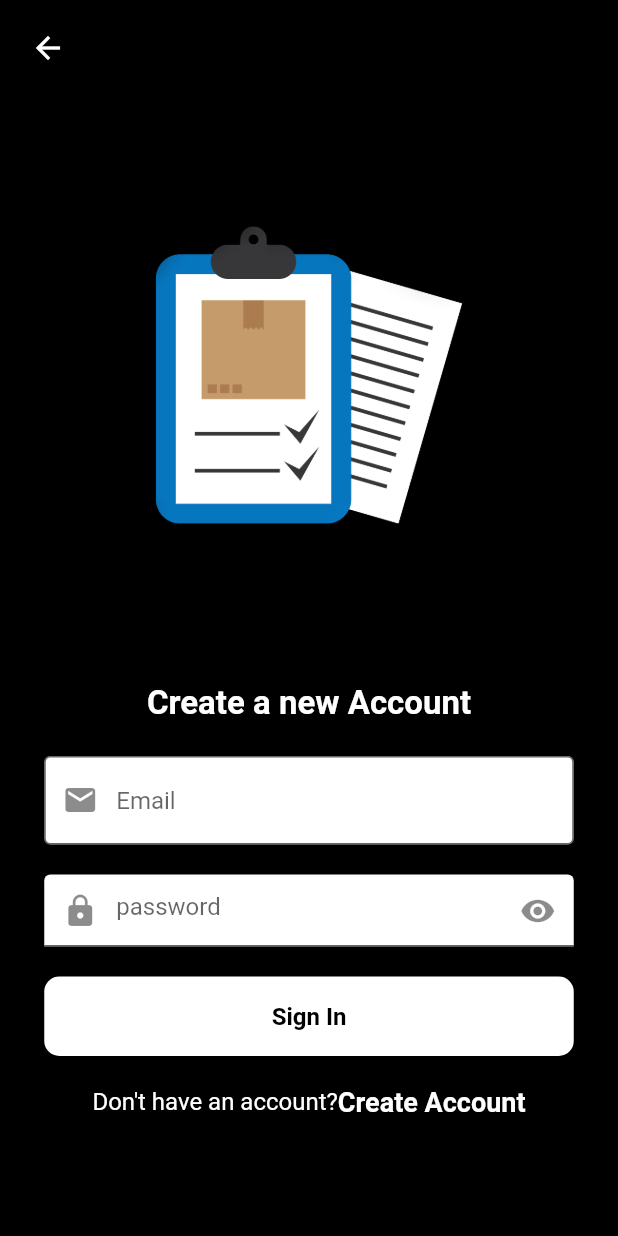
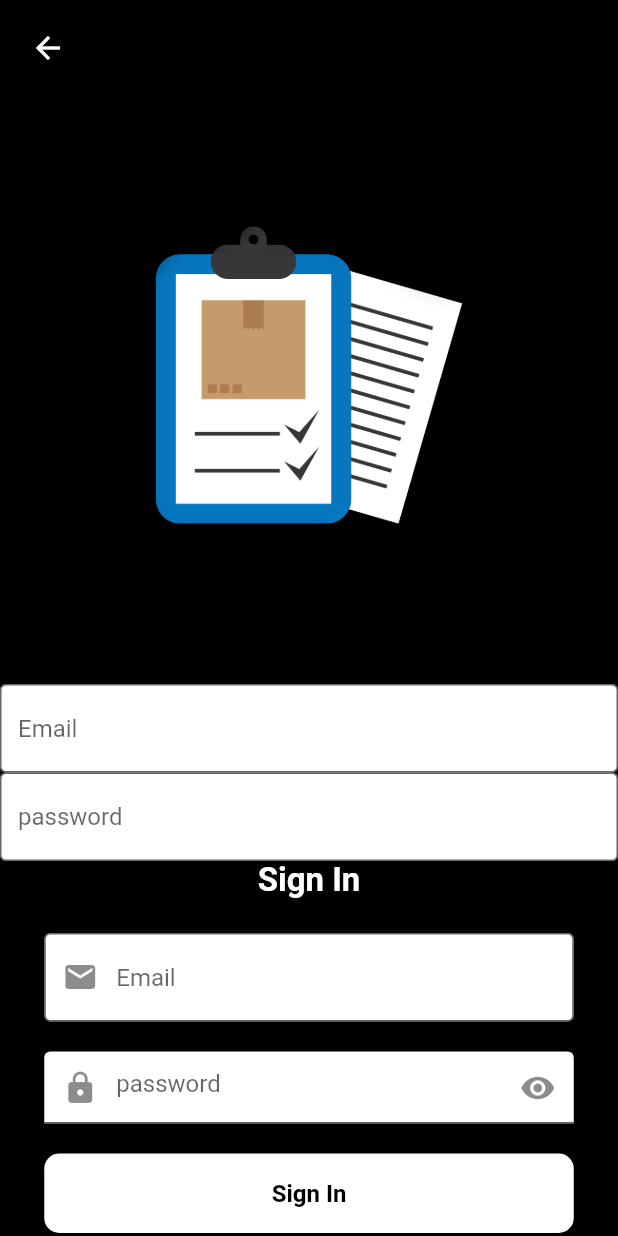
Before and after one commit to prituljogiya/todoapp, a Flutter app: the screen it shows after launch, after a tap on "Sign In", on a phone screen of 412 x 824 dp. Run offline on Flutter 3.47's test engine with Material 2 defaults, Android fonts, the light colour scheme and no system bars; our stand-ins replace cloud_firestore, firebase_core, google_fonts; missing offline and left inert: flutter_gif; accounts and stored records are empty.

```diff
--- a/lib/screens/home_screen.dart
+++ b/lib/screens/home_screen.dart
@@ -85,7 +85,7 @@ class _HomeScreenState extends State<HomeScreen> {
                 builder: (context) => NoteEditorScreen(),
               ));
         },
-        label: Text(" Add Note"),
+      label:Text("Add note"),
         icon: Icon(Icons.add),
       ),
     );
--- a/lib/screens/login_screen.dart
+++ b/lib/screens/login_screen.dart
@@ -1,6 +1,7 @@
 import 'package:flutter/material.dart';
 import 'package:google_fonts/google_fonts.dart';
 import 'package:todoapp/screens/home_screen.dart';
+import 'package:todoapp/screens/reuseable/reuse_widget.dart';
 import 'package:todoapp/screens/signup_screen.dart';
 import 'package:todoapp/screens/welcome_screen.dart';
 
@@ -15,6 +16,7 @@ class LogInscreen extends StatefulWidget {
 
 class _LogInscreenState extends State<LogInscreen> {
   bool _obscureText= true;
+
   @override
   Widget build(BuildContext context) {
     var passText=TextEditingController();
@@ -42,8 +44,10 @@ class _LogInscreenState extends State<LogInscreen> {
                   child: Image(
                 image: AssetImage('assets/notes.png'),
               )),
+              ReuseableWidget(hinttext: "Email"),
+              ReuseableWidget(hinttext: "password"),
               Text(
-                'Create a new Account',
+                'Sign In',
                 style: GoogleFonts.roboto(
                   color: Colors.white,
                   fontWeight: FontWeight.bold,
@@ -166,7 +170,8 @@ class _LogInscreenState extends State<LogInscreen> {
                     ),
                   ),
                 ],
-              )
+              ),
+
 
             ],
           ),
--- a/lib/screens/note_reader.dart
+++ b/lib/screens/note_reader.dart
@@ -42,7 +42,7 @@ class _NoteReaderScreenState extends State<NoteReaderScreen> {
             Text(
               widget.doc['note_content'],
               style: AppStyle.mainContent,
-              overflow: TextOverflow.ellipsis,
+             // overflow: TextOverflow.ellipsis,
             ),
           ],
         ),
--- /dev/null
+++ b/lib/screens/reuseable/reuse_widget.dart
@@ -0,0 +1,25 @@
+import 'package:flutter/material.dart';
+
+class ReuseableWidget extends StatelessWidget {
+  const ReuseableWidget({Key? key,
+  this.hinttext,
+   }
+      ) : super(key: key);
+  final String? hinttext;
+
+  @override
+  Widget build(BuildContext context) {
+    return TextField(
+      style: TextStyle(color: Colors.black,),
+      decoration: InputDecoration(
+          focusedBorder: OutlineInputBorder(
+              borderRadius: BorderRadius.circular(10),
+              borderSide: BorderSide()),
+
+          hintText: hinttext,
+          filled: true,
+          fillColor: Colors.white,
+          border: OutlineInputBorder()),
+    );
+  }
+}
--- a/pubspec.yaml
+++ b/pubspec.yaml
@@ -73,7 +73,6 @@ flutter:
   # To add assets to your application, add an assets section, like this:
   assets:
     -  assets/notes.png
-    - assets/loading.gif
   #   - images/a_dot_burr.jpeg
   #   - images/a_dot_ham.jpeg
 
```
Also changed, not shown: lib/screens/signup_screen.dart (+33 -20 lines), assets/loading.gif (deleted), 11 other files.
